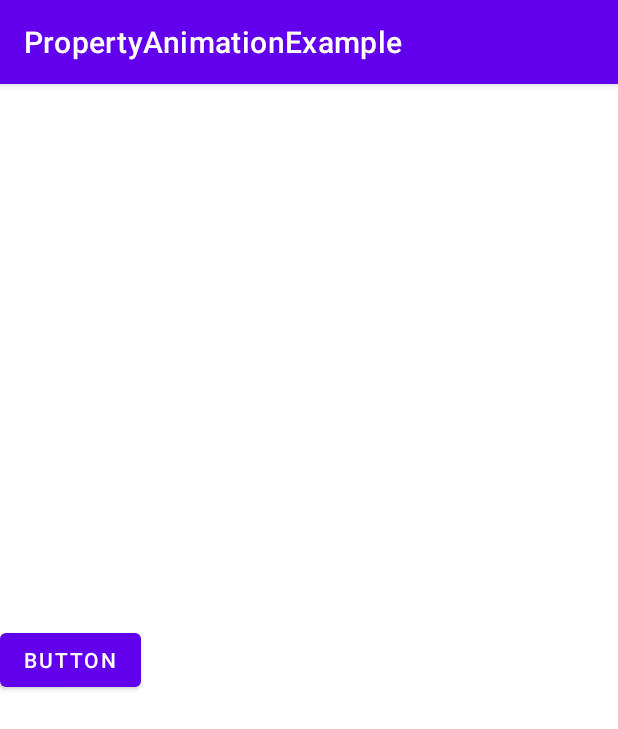
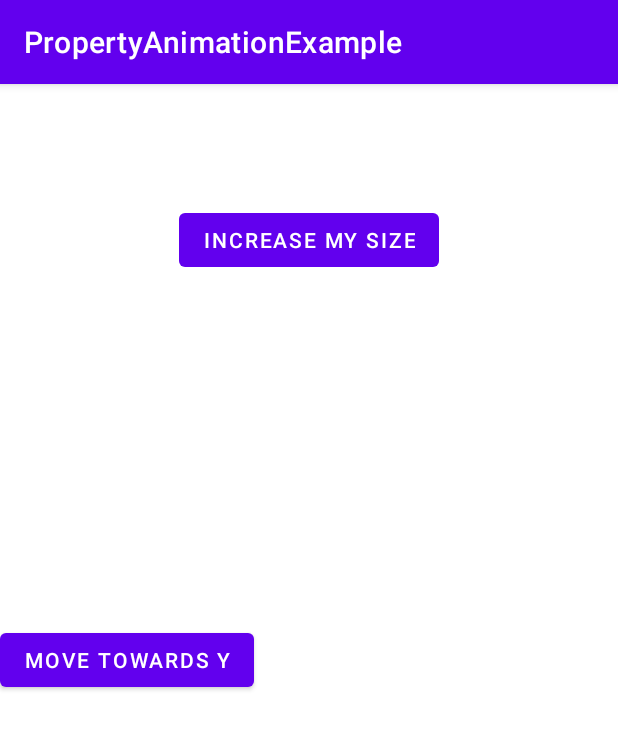
Before and after one commit to Kanharajput/PropertyAnimationExample, an Android app: the screen it shows after launch (MainActivity), on a phone screen of 412 x 824 dp. Shown: the top 729 px of the screen. Run offline under Robolectric (Android 15) with nearby library versions, the phone set to English and light mode, and no system bars; 1 statement that could not run was skipped.

Commit message:
StateListAnimator, inc-dec btn size like pop up

```diff
--- a/app/src/main/res/layout/activity_main.xml
+++ b/app/src/main/res/layout/activity_main.xml
@@ -7,13 +7,24 @@
     tools:context=".MainActivity">
 
     <Button
-        android:id="@+id/button"
+        android:id="@+id/moving_button"
         android:layout_width="wrap_content"
         android:layout_height="wrap_content"
-        android:text="Button"
         android:onClick="movingButton"
+        android:text="Move towards y"
         app:layout_constraintBottom_toBottomOf="parent"
         app:layout_constraintLeft_toLeftOf="parent"
         app:layout_constraintTop_toTopOf="parent" />
 
+    <Button
+        android:id="@+id/increase_size_button"
+        android:layout_width="wrap_content"
+        android:layout_height="wrap_content"
+        android:layout_marginTop="80dp"
+        android:stateListAnimator="@xml/animate_scale"
+        android:text="Increase my size"
+        app:layout_constraintEnd_toEndOf="parent"
+        app:layout_constraintStart_toStartOf="parent"
+        app:layout_constraintTop_toTopOf="parent" />
+
 </androidx.constraintlayout.widget.ConstraintLayout>
--- /dev/null
+++ b/app/src/main/res/xml/animate_scale.xml
@@ -0,0 +1,34 @@
+<?xml version="1.0" encoding="utf-8"?>
+<Selector xmlns:android="http://schemas.android.com/apk/res/android">
+
+    <!-- the pressed state; increase x and y size to 150% -->
+    <item android:state_pressed="true">
+        <set>
+            <objectAnimator android:propertyName="ScaleX"
+                android:duration="@android:integer/config_shortAnimTime"
+                android:valueTo="1.5"
+                android:valueType="floatType" />
+
+            <objectAnimator android:propertyName="ScaleY"
+                android:duration="@android:integer/config_shortAnimTime"
+                android:valueTo="1.5"
+                android:valueType="floatType" />
+        </set>
+    </item>
+
+    <!-- the default, non-pressed state; set x and y size to 100% -->
+    <item android:state_pressed="false">
+        <set>
+            <objectAnimator android:propertyName="ScaleX"
+                android:duration="@android:integer/config_shortAnimTime"
+                android:valueTo="1"
+                android:valueType="floatType" />
+
+            <objectAnimator android:propertyName="ScaleY"
+                android:duration="@android:integer/config_shortAnimTime"
+                android:valueTo="1"
+                android:valueType="floatType" />
+        </set>
+    </item>
+
+</Selector>
```
